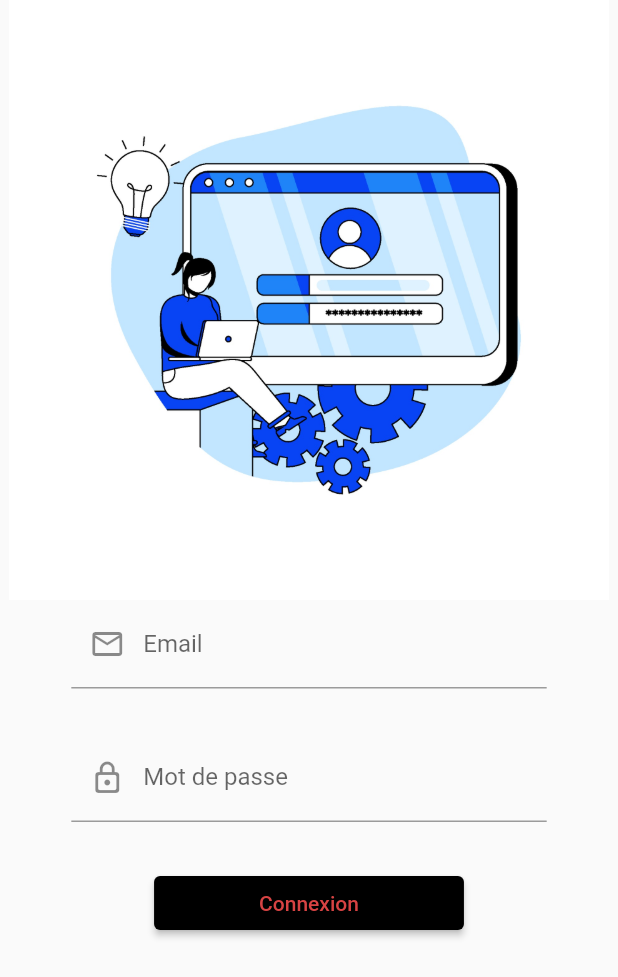
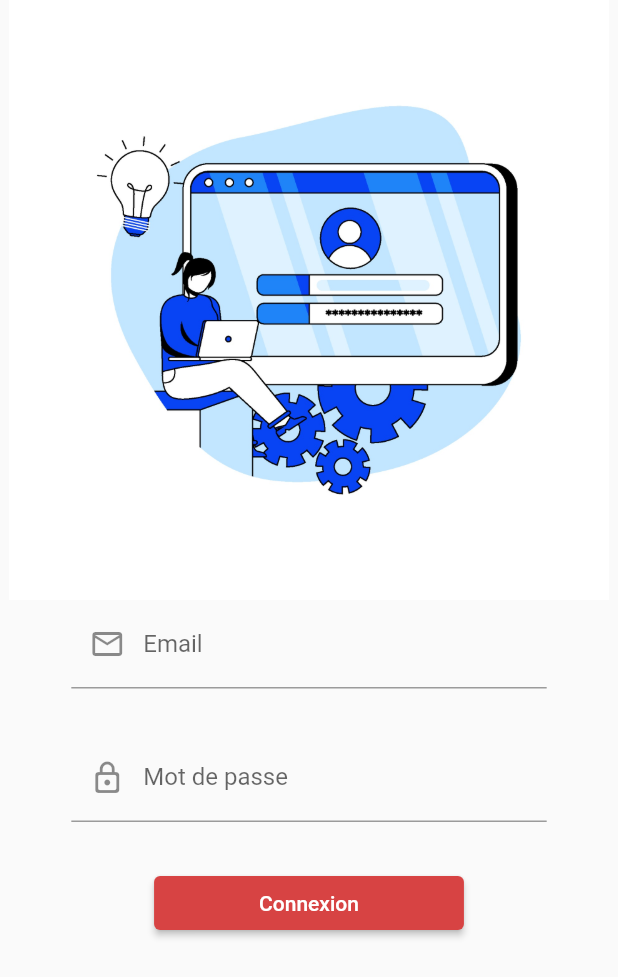
Before and after one commit to adnanedrief/Gestion_Absences_employees_Flutter, a Flutter app: the Login screen opened directly, on a phone screen of 412 x 824 dp. Shown: the top 977 px of the screen. Run offline on Flutter 3.47's test engine with Material 2 defaults, Android fonts, the phone set to English and light mode, and no system bars; our stand-ins replace cloud_firestore, file_picker, firebase_auth, firebase_core, firebase_storage, flutter_signin_button and 5 more; missing offline and left inert: email_auth, firebase_auth_web, firebase_core_web, flutter_email_sender, flutter_phone_direct_caller, kommunicate_flutter and 1 more; accounts and stored records are empty.

```diff
--- a/lib/Employee/attendance.dart
+++ b/lib/Employee/attendance.dart
@@ -45,8 +45,8 @@ class _AttendanceHistoryState extends State<AttendanceHistory> {
       print(toDate);
 
       _groupedEvents[toDate] = events.toList();
-      _groupedEvents[toDate]!.add("Entrer à" + cinTime);
-      _groupedEvents[toDate]!.add("Sortie à" + coutTime);
+      _groupedEvents[toDate]!.add("Dernière Entrer à" + cinTime);
+      _groupedEvents[toDate]!.add("Dernière Sortie à" + coutTime);
 
       // _groupedEvents[DateTime.parse(date)]!.add("Attended");
     }
@@ -211,7 +211,7 @@ class _AttendanceHistoryState extends State<AttendanceHistory> {
                                     color: Colors.black,
                                   ),
                                   title: Text(
-                                    "Nombre total de jours assistés: ${_groupedEvents.length} Journées",
+                                    "Nombre total de votre présence est : ${_groupedEvents.length} fois ",
                                     style: TextStyle(fontSize: 20),
                                   )))
                         ],
--- a/lib/Employee/login.dart
+++ b/lib/Employee/login.dart
@@ -148,7 +148,7 @@ class _LoginState extends State<Login> {
                 children: [
                   ElevatedButton(
                       style: ElevatedButton.styleFrom(
-                        primary: Colors.black,
+                        primary: Color.fromARGB(255, 215, 67, 67),
                         onPrimary: Colors.white,
                         padding: EdgeInsets.fromLTRB(70, 10, 70, 10),
                       ),
@@ -158,7 +158,7 @@ class _LoginState extends State<Login> {
                           fontWeight: FontWeight.bold,
                         ),
                         style:
-                            TextStyle(color: Color.fromARGB(255, 215, 67, 67)),
+                            TextStyle(color: Color.fromARGB(255, 255, 255, 255)),
                         // style: GoogleFonts.getFont("Lato",
                         //     fontWeight: FontWeight.bold,
                         //     color: Color.fromARGB(255, 215, 67, 67)Accent[700]),
--- a/lib/Supervisor/listofemployee.dart
+++ b/lib/Supervisor/listofemployee.dart
@@ -454,10 +454,10 @@ class _DetailPageState extends State<DetailPage> {
                               Row(
                                 mainAxisAlignment: MainAxisAlignment.center,
                                 children: [
-                                                                    SizedBox(
+                                  SizedBox(
                                     width: 30,
                                   ),
-                                                                 ],
+                                ],
                               ),
                               SizedBox(
                                 height: 20,
```
Also changed, not shown: lib/Employee/marquer_presence.dart (+6 -6 lines).
